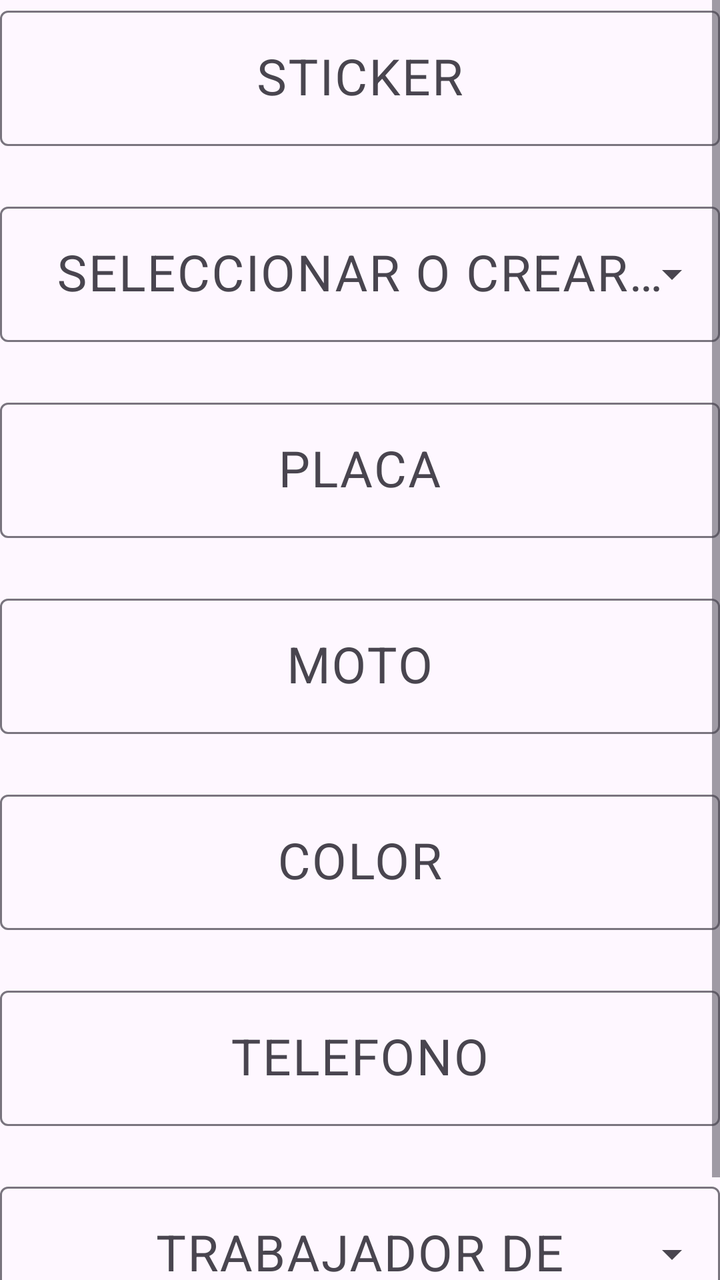
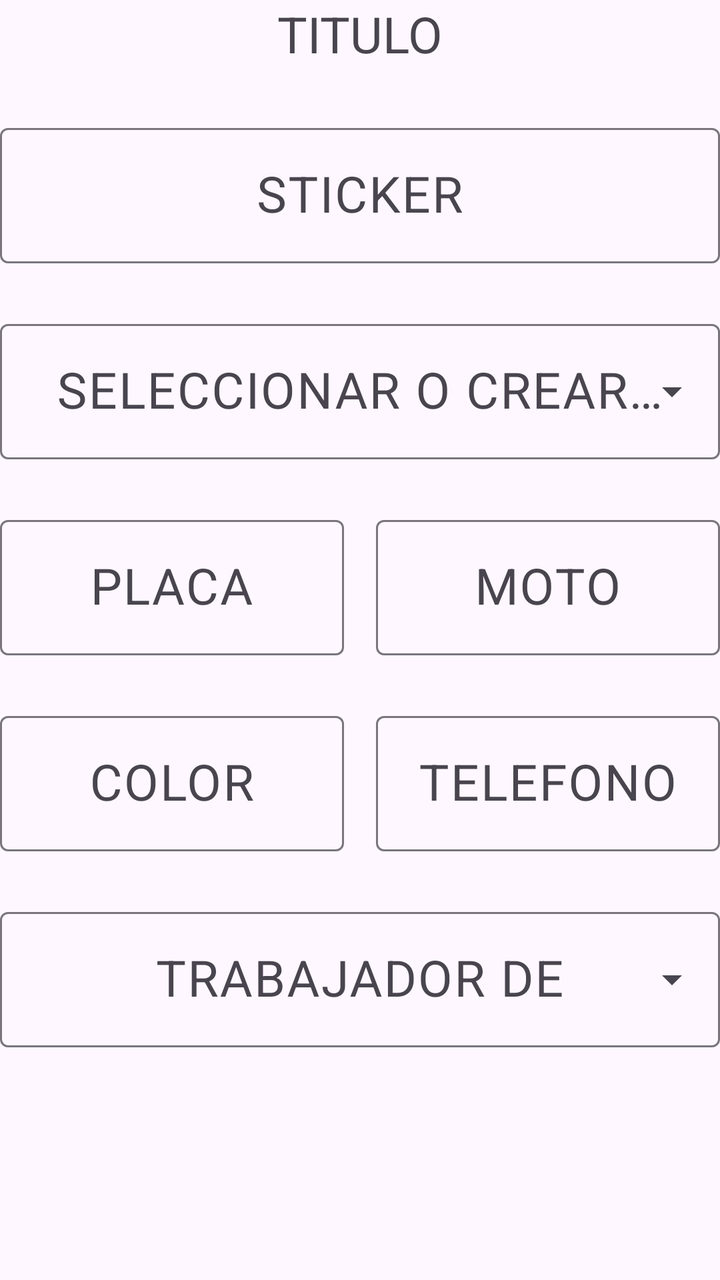

Screens rendered from an Android XML layout before and after an edit, with the pre-edit source and the edit as a unified diff.
<!-- AndroidManifest.xml: application theme Theme.MOTOS -->
<!-- res/layout/activity_crud_moto.xml -->
<?xml version="1.0" encoding="utf-8"?>
<androidx.constraintlayout.widget.ConstraintLayout xmlns:android="http://schemas.android.com/apk/res/android"
    xmlns:app="http://schemas.android.com/apk/res-auto"
    xmlns:tools="http://schemas.android.com/tools"
    android:id="@+id/main"
    android:layout_width="match_parent"
    android:layout_height="match_parent"
    android:layout_margin="25sp"
    android:fillViewport="true"
    tools:context=".ui.CrudMotoActivity">

    <ScrollView
        android:layout_width="match_parent"
        android:layout_height="match_parent"
        android:fillViewport="true"
        app:layout_constraintEnd_toEndOf="parent"
        app:layout_constraintStart_toStartOf="parent"
        app:layout_constraintTop_toTopOf="parent">

        <LinearLayout

            android:layout_width="match_parent"
            android:layout_height="wrap_content"
            android:orientation="vertical">

            <com.google.android.material.textfield.TextInputLayout
                android:id="@+id/textInputLayout1"
                android:layout_width="match_parent"
                android:layout_height="wrap_content"
                app:layout_constraintEnd_toEndOf="parent"
                app:layout_constraintStart_toStartOf="parent"
                app:layout_constraintTop_toTopOf="parent">

                <com.google.android.material.textfield.TextInputEditText
                    android:id="@+id/txtSticker"
                    android:layout_width="match_parent"
                    android:layout_height="wrap_content"
                    android:gravity="center"
                    android:hint="STICKER"
                    android:inputType="text"
                    android:textSize="25sp" />

            </com.google.android.material.textfield.TextInputLayout>

            <com.google.android.material.textfield.TextInputLayout
                android:id="@+id/textInputLayout2"
                android:layout_width="match_parent"
                android:layout_height="wrap_content"
                android:layout_marginTop="25dp"
                app:layout_constraintEnd_toEndOf="parent"
                app:layout_constraintStart_toStartOf="parent"
                app:layout_constraintTop_toBottomOf="@+id/textInputLayout1"
                style="@style/Widget.Material3.TextInputLayout.OutlinedBox.ExposedDropdownMenu">

                <AutoCompleteTextView
                    android:id="@+id/txtNombres"
                    android:layout_width="match_parent"
                    android:layout_height="wrap_content"
                    android:gravity="center"
                    android:hint="SELECCIONAR O CREAR NOMBRE"
                    android:inputType="text"
                    android:textSize="25sp"
                    android:completionThreshold="1" />

            </com.google.android.material.textfield.TextInputLayout>





















            <com.google.android.material.textfield.TextInputLayout
                android:id="@+id/textInputLayout3"
                android:layout_width="match_parent"
                android:layout_height="wrap_content"
                android:layout_marginTop="25dp"
                app:layout_constraintEnd_toEndOf="parent"
                app:layout_constraintStart_toStartOf="parent"
                app:layout_constraintTop_toBottomOf="@+id/textInputLayout2">

                <com.google.android.material.textfield.TextInputEditText
                    android:id="@+id/txtPlaca"
                    android:layout_width="match_parent"
                    android:layout_height="wrap_content"
                    android:gravity="center"
                    android:hint="PLACA"
                    android:inputType="text"
                    android:textSize="25sp" />

            </com.google.android.material.textfield.TextInputLayout>

            <com.google.android.material.textfield.TextInputLayout
                android:id="@+id/textInputLayout4"
                android:layout_width="match_parent"
                android:layout_height="wrap_content"
                android:layout_marginTop="25dp"
                app:layout_constraintEnd_toEndOf="parent"
                app:layout_constraintStart_toStartOf="parent"
                app:layout_constraintTop_toBottomOf="@+id/textInputLayout3">

                <com.google.android.material.textfield.TextInputEditText
                    android:id="@+id/txtMoto"
                    android:layout_width="match_parent"
                    android:layout_height="wrap_content"
                    android:gravity="center"
                    android:hint="MOTO"
                    android:inputType="text"
                    android:textSize="25sp" />
            </com.google.android.material.textfield.TextInputLayout>

            <com.google.android.material.textfield.TextInputLayout
                android:id="@+id/textInputLayout5"
                android:layout_width="match_parent"
                android:layout_height="wrap_content"
                android:layout_marginTop="25dp"
                app:layout_constraintEnd_toEndOf="parent"
                app:layout_constraintStart_toStartOf="parent"
                app:layout_constraintTop_toBottomOf="@+id/textInputLayout4">

                <com.google.android.material.textfield.TextInputEditText
                    android:id="@+id/txtColor"
                    android:layout_width="match_parent"
                    android:layout_height="wrap_content"
                    android:gravity="center"
                    android:hint="COLOR"
                    android:inputType="text"
                    android:textSize="25sp" />
            </com.google.android.material.textfield.TextInputLayout>

            <com.google.android.material.textfield.TextInputLayout
                android:id="@+id/textInputLayout6"
                android:layout_width="match_parent"
                android:layout_height="wrap_content"
                android:layout_marginTop="25dp"
                app:layout_constraintEnd_toEndOf="parent"
                app:layout_constraintStart_toStartOf="parent"
                app:layout_constraintTop_toBottomOf="@+id/textInputLayout5">

                <com.google.android.material.textfield.TextInputEditText
                    android:id="@+id/txtTelefono"
                    android:layout_width="match_parent"
                    android:layout_height="wrap_content"
                    android:gravity="center"
                    android:hint="TELEFONO"
                    android:inputType="text"
                    android:textSize="25sp" />
            </com.google.android.material.textfield.TextInputLayout>

            <com.google.android.material.textfield.TextInputLayout
                android:id="@+id/textInputLayout7"
                android:layout_width="match_parent"
                android:layout_height="wrap_content"
                android:layout_marginTop="25dp"
                app:layout_constraintEnd_toEndOf="parent"
                app:layout_constraintStart_toStartOf="parent"
                app:layout_constraintTop_toBottomOf="@+id/textInputLayout6"
                style="@style/Widget.Material3.TextInputLayout.OutlinedBox.ExposedDropdownMenu">


                <AutoCompleteTextView
                    android:id="@+id/txtTrabajadorDe"
                    android:layout_width="match_parent"
                    android:layout_height="wrap_content"
                    android:gravity="center"
                    android:hint="TRABAJADOR DE"
                    android:inputType="text"
                    android:textSize="25sp"
                    android:completionThreshold="1" />
            </com.google.android.material.textfield.TextInputLayout>


            
            <androidx.constraintlayout.widget.ConstraintLayout
                android:layout_width="match_parent"
                android:layout_height="wrap_content"
                android:layout_marginTop="35dp"
                app:layout_constraintEnd_toEndOf="parent"
                app:layout_constraintStart_toStartOf="parent"
                app:layout_constraintTop_toBottomOf="@+id/textInputLayout7">

                
                <Button
                    android:id="@+id/btnCrear"
                    android:layout_width="wrap_content"
                    android:layout_height="wrap_content"
                    android:text="CREAR"
                    android:textSize="25sp"
                    android:visibility="gone"
                    app:layout_constraintBottom_toBottomOf="parent"
                    app:layout_constraintEnd_toEndOf="parent"
                    app:layout_constraintStart_toStartOf="parent"
                    app:layout_constraintTop_toTopOf="parent" />

                
                <Button
                    android:id="@+id/btnModificar"
                    android:layout_width="wrap_content"
                    android:layout_height="wrap_content"
                    android:text="EDITAR"
                    android:textSize="25sp"
                    android:visibility="gone"
                    app:layout_constraintBottom_toBottomOf="parent"
                    app:layout_constraintStart_toStartOf="parent"
                    app:layout_constraintTop_toTopOf="parent" />

                
                <Button
                    android:id="@+id/btnEliminar"
                    android:layout_width="wrap_content"
                    android:layout_height="wrap_content"
                    android:text="BORRAR"
                    android:textSize="25sp"
                    android:visibility="gone"
                    app:layout_constraintBottom_toBottomOf="parent"
                    app:layout_constraintEnd_toEndOf="parent"
                    app:layout_constraintTop_toTopOf="parent" />

            </androidx.constraintlayout.widget.ConstraintLayout>
        </LinearLayout>
    </ScrollView>
</androidx.constraintlayout.widget.ConstraintLayout>
<!-- resources referenced by this layout -->
<resources>
  <style name="Theme.MOTOS" parent="Base.Theme.MOTOS" />
  <style name="Base.Theme.MOTOS" parent="Theme.Material3.DayNight.NoActionBar">
          
          
      </style>
</resources>

<!-- the commit's change to res/layout/activity_crud_moto.xml (unified diff, before → after) -->
@@ -5,31 +5,39 @@
     android:id="@+id/main"
     android:layout_width="match_parent"
     android:layout_height="match_parent"
-    android:layout_margin="25sp"
-    android:fillViewport="true"
+    android:layout_margin="25dp"
     tools:context=".ui.CrudMotoActivity">
 
-    <ScrollView
-        android:layout_width="match_parent"
-        android:layout_height="match_parent"
-        android:fillViewport="true"
+    <TextView
+        android:id="@+id/txtTitulo"
+        android:layout_width="wrap_content"
+        android:layout_height="wrap_content"
+        android:text="TITULO"
+        android:textSize="25sp"
         app:layout_constraintEnd_toEndOf="parent"
         app:layout_constraintStart_toStartOf="parent"
-        app:layout_constraintTop_toTopOf="parent">
+        app:layout_constraintTop_toTopOf="parent" />
+
+    <ScrollView
+        android:layout_width="0dp"
+        android:layout_height="0dp"
+        android:fillViewport="true"
+        app:layout_constraintBottom_toBottomOf="parent"
+        app:layout_constraintEnd_toEndOf="parent"
+        app:layout_constraintStart_toStartOf="parent"
+        app:layout_constraintTop_toBottomOf="@+id/txtTitulo">
 
         <LinearLayout
-
             android:layout_width="match_parent"
             android:layout_height="wrap_content"
             android:orientation="vertical">
 
+            
             <com.google.android.material.textfield.TextInputLayout
                 android:id="@+id/textInputLayout1"
                 android:layout_width="match_parent"
                 android:layout_height="wrap_content"
-                app:layout_constraintEnd_toEndOf="parent"
-                app:layout_constraintStart_toStartOf="parent"
-                app:layout_constraintTop_toTopOf="parent">
+                android:layout_marginTop="25dp">
 
                 <com.google.android.material.textfield.TextInputEditText
                     android:id="@+id/txtSticker"
@@ -42,195 +50,181 @@
 
             </com.google.android.material.textfield.TextInputLayout>
 
+            
             <com.google.android.material.textfield.TextInputLayout
                 android:id="@+id/textInputLayout2"
-                android:layout_width="match_parent"
-                android:layout_height="wrap_content"
-                android:layout_marginTop="25dp"
-                app:layout_constraintEnd_toEndOf="parent"
-                app:layout_constraintStart_toStartOf="parent"
-                app:layout_constraintTop_toBottomOf="@+id/textInputLayout1"
-                style="@style/Widget.Material3.TextInputLayout.OutlinedBox.ExposedDropdownMenu">
+                style="@style/Widget.Material3.TextInputLayout.OutlinedBox.ExposedDropdownMenu"
+                android:layout_width="match_parent"
+                android:layout_height="wrap_content"
+                android:layout_marginTop="25dp">
 
                 <AutoCompleteTextView
                     android:id="@+id/txtNombres"
                     android:layout_width="match_parent"
                     android:layout_height="wrap_content"
+                    android:completionThreshold="1"
                     android:gravity="center"
                     android:hint="SELECCIONAR O CREAR NOMBRE"
                     android:inputType="text"
-                    android:textSize="25sp"
-                    android:completionThreshold="1" />
+                    android:textSize="25sp" />
 
             </com.google.android.material.textfield.TextInputLayout>
 
-
-
-
-
-
-
-
-
-
-
-
-
-
-
-
-
-
-
-
-
+            
+            <LinearLayout
+                android:layout_width="match_parent"
+                android:layout_height="wrap_content"
+                android:orientation="horizontal"
+                android:weightSum="2">
+
+                <com.google.android.material.textfield.TextInputLayout
+                    android:id="@+id/textInputLayout3"
+                    android:layout_width="0dp"
+                    android:layout_height="wrap_content"
+                    android:layout_marginTop="25dp"
+                    android:layout_marginEnd="8dp"
+                    android:layout_weight="1">
+
+                    <com.google.android.material.textfield.TextInputEditText
+                        android:id="@+id/txtPlaca"
+                        android:layout_width="match_parent"
+                        android:layout_height="wrap_content"
+                        android:gravity="center"
+                        android:hint="PLACA"
+                        android:inputType="text"
+                        android:textSize="25sp" />
+
+                </com.google.android.material.textfield.TextInputLayout>
+
+                <com.google.android.material.textfield.TextInputLayout
+                    android:id="@+id/textInputLayout4"
+                    android:layout_width="0dp"
+                    android:layout_height="wrap_content"
+                    android:layout_marginStart="8dp"
+                    android:layout_marginTop="25dp"
+                    android:layout_weight="1">
+
+                    <com.google.android.material.textfield.TextInputEditText
+                        android:id="@+id/txtMoto"
+                        android:layout_width="match_parent"
+                        android:layout_height="wrap_content"
+                        android:gravity="center"
+                        android:hint="MOTO"
+                        android:inputType="text"
+                        android:textSize="25sp" />
+                </com.google.android.material.textfield.TextInputLayout>
+
+            </LinearLayout>
+
+            
+            <LinearLayout
+                android:layout_width="match_parent"
+                android:layout_height="wrap_content"
+                android:orientation="horizontal"
+                android:weightSum="2">
+
+                <com.google.android.material.textfield.TextInputLayout
+                    android:id="@+id/textInputLayout5"
+                    android:layout_width="0dp"
+                    android:layout_height="wrap_content"
+                    android:layout_marginTop="25dp"
+                    android:layout_marginEnd="8dp"
+                    android:layout_weight="1">
+
+                    <com.google.android.material.textfield.TextInputEditText
+                        android:id="@+id/txtColor"
+                        android:layout_width="match_parent"
+                        android:layout_height="wrap_content"
+                        android:gravity="center"
+                        android:hint="COLOR"
+                        android:inputType="text"
+                        android:textSize="25sp" />
+                </com.google.android.material.textfield.TextInputLayout>
+
+                <com.google.android.material.textfield.TextInputLayout
+                    android:id="@+id/textInputLayout6"
+                    android:layout_width="0dp"
+                    android:layout_height="wrap_content"
+                    android:layout_marginStart="8dp"
+                    android:layout_marginTop="25dp"
+                    android:layout_weight="1">
+
+                    <com.google.android.material.textfield.TextInputEditText
+                        android:id="@+id/txtTelefono"
+                        android:layout_width="match_parent"
+                        android:layout_height="wrap_content"
+                        android:gravity="center"
+                        android:hint="TELEFONO"
+                        android:inputType="phone"
+                        android:textSize="25sp" />
+                </com.google.android.material.textfield.TextInputLayout>
+
+            </LinearLayout>
+
+            
             <com.google.android.material.textfield.TextInputLayout
-                android:id="@+id/textInputLayout3"
-                android:layout_width="match_parent"
-                android:layout_height="wrap_content"
-                android:layout_marginTop="25dp"
-                app:layout_constraintEnd_toEndOf="parent"
-                app:layout_constraintStart_toStartOf="parent"
-                app:layout_constraintTop_toBottomOf="@+id/textInputLayout2">
-
-                <com.google.android.material.textfield.TextInputEditText
-                    android:id="@+id/txtPlaca"
+                android:id="@+id/textInputLayout7"
+                style="@style/Widget.Material3.TextInputLayout.OutlinedBox.ExposedDropdownMenu"
+                android:layout_width="match_parent"
+                android:layout_height="wrap_content"
+                android:layout_marginTop="25dp">
+
+                <AutoCompleteTextView
+                    android:id="@+id/txtTrabajadorDe"
                     android:layout_width="match_parent"
                     android:layout_height="wrap_content"
+                    android:completionThreshold="1"
                     android:gravity="center"
-                    android:hint="PLACA"
-                    android:inputType="text"
-                    android:textSize="25sp" />
-
-            </com.google.android.material.textfield.TextInputLayout>
-
-            <com.google.android.material.textfield.TextInputLayout
-                android:id="@+id/textInputLayout4"
-                android:layout_width="match_parent"
-                android:layout_height="wrap_content"
-                android:layout_marginTop="25dp"
-                app:layout_constraintEnd_toEndOf="parent"
-                app:layout_constraintStart_toStartOf="parent"
-                app:layout_constraintTop_toBottomOf="@+id/textInputLayout3">
-
-                <com.google.android.material.textfield.TextInputEditText
-                    android:id="@+id/txtMoto"
-                    android:layout_width="match_parent"
-                    android:layout_height="wrap_content"
-                    android:gravity="center"
-                    android:hint="MOTO"
+                    android:hint="TRABAJADOR DE"
                     android:inputType="text"
                     android:textSize="25sp" />
             </com.google.android.material.textfield.TextInputLayout>
 
-            <com.google.android.material.textfield.TextInputLayout
-                android:id="@+id/textInputLayout5"
-                android:layout_width="match_parent"
-                android:layout_height="wrap_content"
-                android:layout_marginTop="25dp"
-                app:layout_constraintEnd_toEndOf="parent"
-                app:layout_constraintStart_toStartOf="parent"
-                app:layout_constraintTop_toBottomOf="@+id/textInputLayout4">
-
-                <com.google.android.material.textfield.TextInputEditText
-                    android:id="@+id/txtColor"
-                    android:layout_width="match_parent"
-                    android:layout_height="wrap_content"
-                    android:gravity="center"
-                    android:hint="COLOR"
-                    android:inputType="text"
-                    android:textSize="25sp" />
-            </com.google.android.material.textfield.TextInputLayout>
-
-            <com.google.android.material.textfield.TextInputLayout
-                android:id="@+id/textInputLayout6"
-                android:layout_width="match_parent"
-                android:layout_height="wrap_content"
-                android:layout_marginTop="25dp"
-                app:layout_constraintEnd_toEndOf="parent"
-                app:layout_constraintStart_toStartOf="parent"
-                app:layout_constraintTop_toBottomOf="@+id/textInputLayout5">
-
-                <com.google.android.material.textfield.TextInputEditText
-                    android:id="@+id/txtTelefono"
-                    android:layout_width="match_parent"
-                    android:layout_height="wrap_content"
-                    android:gravity="center"
-                    android:hint="TELEFONO"
-                    android:inputType="text"
-                    android:textSize="25sp" />
-            </com.google.android.material.textfield.TextInputLayout>
-
-            <com.google.android.material.textfield.TextInputLayout
-                android:id="@+id/textInputLayout7"
-                android:layout_width="match_parent"
-                android:layout_height="wrap_content"
-                android:layout_marginTop="25dp"
-                app:layout_constraintEnd_toEndOf="parent"
-                app:layout_constraintStart_toStartOf="parent"
-                app:layout_constraintTop_toBottomOf="@+id/textInputLayout6"
-                style="@style/Widget.Material3.TextInputLayout.OutlinedBox.ExposedDropdownMenu">
-
-
-                <AutoCompleteTextView
-                    android:id="@+id/txtTrabajadorDe"
-                    android:layout_width="match_parent"
-                    android:layout_height="wrap_content"
-                    android:gravity="center"
-                    android:hint="TRABAJADOR DE"
-                    android:inputType="text"
-                    android:textSize="25sp"
-                    android:completionThreshold="1" />
-            </com.google.android.material.textfield.TextInputLayout>
-
-
-            
-            <androidx.constraintlayout.widget.ConstraintLayout
+            
+            <LinearLayout
                 android:layout_width="match_parent"
                 android:layout_height="wrap_content"
                 android:layout_marginTop="35dp"
-                app:layout_constraintEnd_toEndOf="parent"
-                app:layout_constraintStart_toStartOf="parent"
-                app:layout_constraintTop_toBottomOf="@+id/textInputLayout7">
+                android:layout_marginBottom="25dp"
+                android:gravity="center"
+                android:orientation="horizontal"
+                android:weightSum="2">
 
                 
                 <Button
                     android:id="@+id/btnCrear"
-                    android:layout_width="wrap_content"
-                    android:layout_height="wrap_content"
+                    android:layout_width="0dp"
+                    android:layout_height="wrap_content"
+                    android:layout_marginEnd="8dp"
+                    android:layout_weight="1"
                     android:text="CREAR"
-                    android:textSize="25sp"
-                    android:visibility="gone"
-                    app:layout_constraintBottom_toBottomOf="parent"
-                    app:layout_constraintEnd_toEndOf="parent"
-                    app:layout_constraintStart_toStartOf="parent"
-                    app:layout_constraintTop_toTopOf="parent" />
+                    android:textSize="20sp"
+                    android:visibility="gone" />
 
                 
                 <Button
                     android:id="@+id/btnModificar"
-                    android:layout_width="wrap_content"
-                    android:layout_height="wrap_content"
+                    android:layout_width="0dp"
+                    android:layout_height="wrap_content"
+                    android:layout_marginEnd="8dp"
+                    android:layout_weight="1"
                     android:text="EDITAR"
-                    android:textSize="25sp"
-                    android:visibility="gone"
-                    app:layout_constraintBottom_toBottomOf="parent"
-                    app:layout_constraintStart_toStartOf="parent"
-                    app:layout_constraintTop_toTopOf="parent" />
+                    android:textSize="20sp"
+                    android:visibility="gone" />
 
                 
                 <Button
                     android:id="@+id/btnEliminar"
-                    android:layout_width="wrap_content"
-                    android:layout_height="wrap_content"
+                    android:layout_width="0dp"
+                    android:layout_height="wrap_content"
+                    android:layout_weight="1"
                     android:text="BORRAR"
-                    android:textSize="25sp"
-                    android:visibility="gone"
-                    app:layout_constraintBottom_toBottomOf="parent"
-                    app:layout_constraintEnd_toEndOf="parent"
-                    app:layout_constraintTop_toTopOf="parent" />
-
-            </androidx.constraintlayout.widget.ConstraintLayout>
+                    android:textSize="20sp"
+                    android:visibility="gone" />
+
+            </LinearLayout>
+
         </LinearLayout>
     </ScrollView>
+
 </androidx.constraintlayout.widget.ConstraintLayout>
